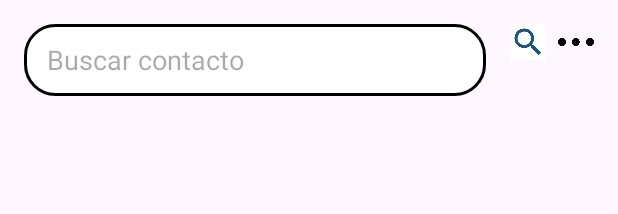
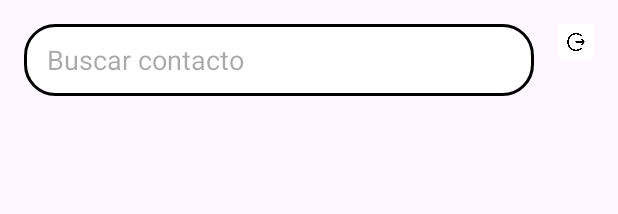
Before and after one commit to NicoJCastro/Actividad-Android-Studio, an Android app: the layout contact_list.xml on its own in the app's theme, with its tools: preview values and no code run, on a phone screen of 412 x 824 dp. Shown: the top 214 px of the screen. Run offline under Robolectric (Android 15) with nearby library versions, the phone set to English and light mode, and no system bars.

Commit message:
segunda actividad

```diff
--- a/app/src/main/res/layout/contact_list.xml
+++ b/app/src/main/res/layout/contact_list.xml
@@ -26,18 +26,12 @@
             android:minHeight="48dp" />
 
         <ImageView
-            android:id="@+id/searchIcon"
+            android:id="@+id/closeSession"
             android:layout_width="24dp"
             android:layout_height="24dp"
             android:layout_marginStart="8dp"
-            android:src="@drawable/ic_search" />
+            android:src="@drawable/ic_close_session" />
 
-        <ImageView
-            android:id="@+id/moreOptionsIcon"
-            android:layout_width="24dp"
-            android:layout_height="24dp"
-            android:layout_marginStart="8dp"
-            android:src="@drawable/ic_more_options" />
 
     </LinearLayout>
 
--- a/build.gradle.kts
+++ b/build.gradle.kts
@@ -1,4 +1,4 @@
 // Top-level build file where you can add configuration options common to all sub-projects/modules.
 plugins {
-    id("com.android.application") version "8.2.2" apply false
+    id("com.android.application") version "8.4.0" apply false
 }
```
Also changed, not shown: app/src/main/java/com/castro702/myapplication/ContactListActivity.java (+20 -1 lines), app/src/main/java/com/castro702/myapplication/MainActivity.java (+19 -2 lines), app/src/main/res/drawable/ic_close_session.jpg (added), gradle/wrapper/gradle-wrapper.properties.
